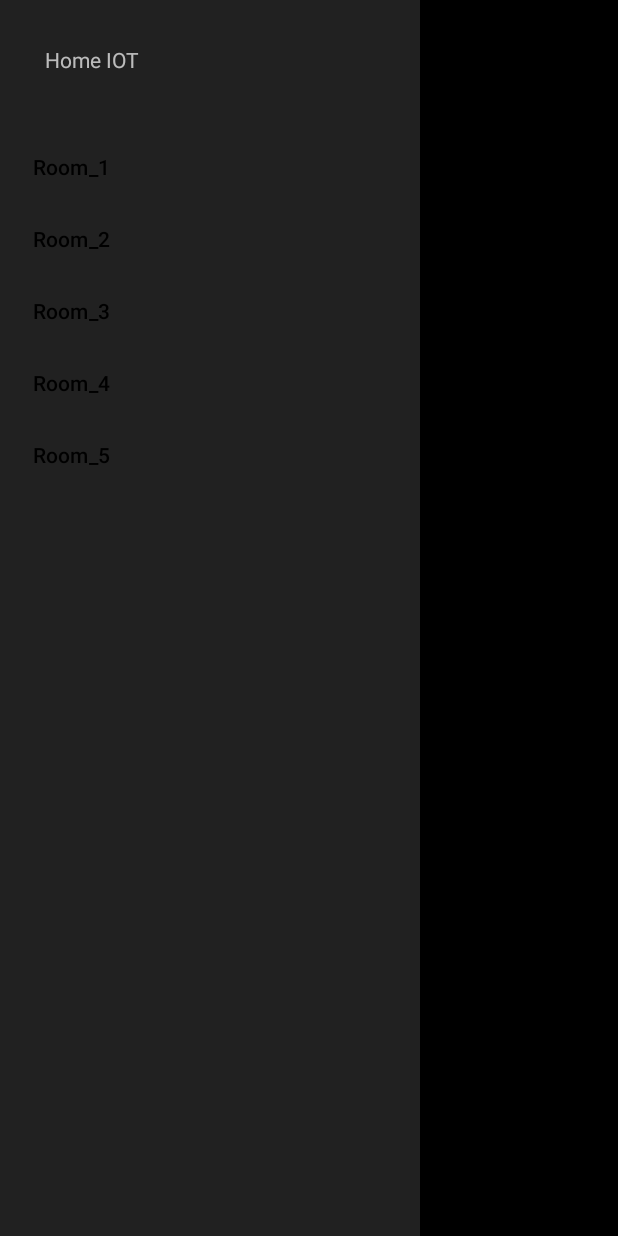
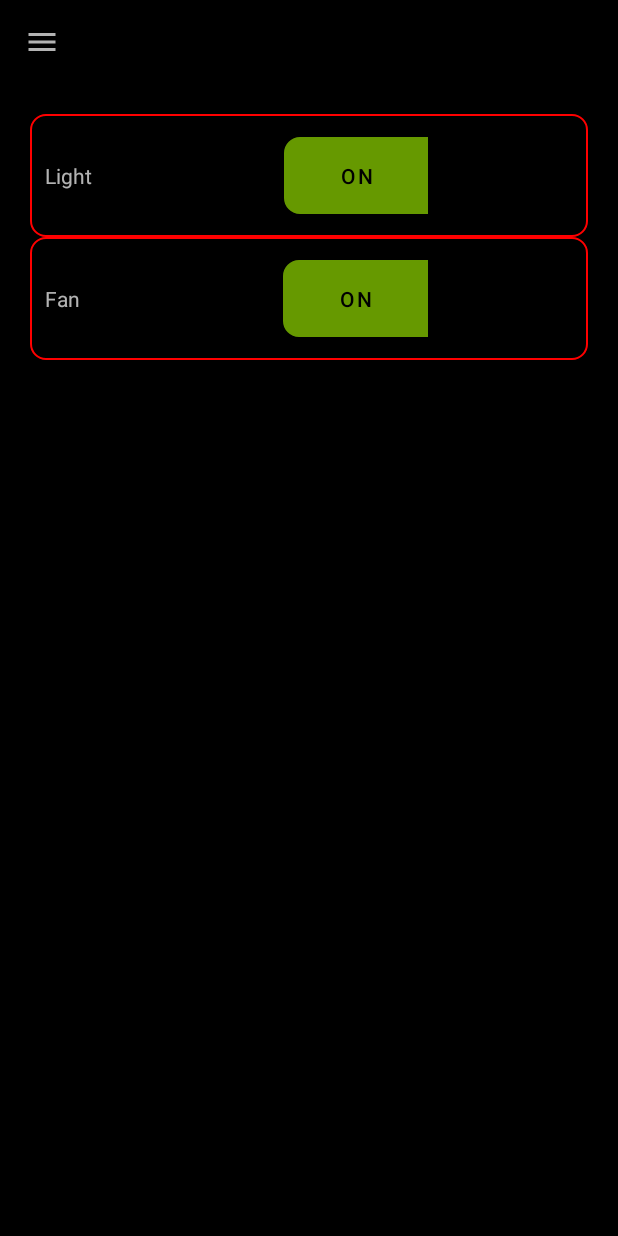
Before and after one commit to VenkateshRoshan/RPI-APP, an Android app: the screen it shows after launch (MainActivity), in the side drawer, after a tap on "Room_4", on a phone screen of 412 x 824 dp. Run offline under Robolectric (Android 15) with nearby library versions, the phone set to English and light mode, and no system bars.

Commit message:
Main Activity_1.1

```diff
--- a/app/src/main/java/com/example/rpi/MainActivity.java
+++ b/app/src/main/java/com/example/rpi/MainActivity.java
@@ -1,16 +1,75 @@
 package com.example.rpi;
 
+import androidx.annotation.NonNull;
 import androidx.appcompat.app.AppCompatActivity;
 import androidx.appcompat.app.AppCompatDelegate;
+import androidx.appcompat.widget.Toolbar;
+import androidx.core.view.GravityCompat;
+import androidx.drawerlayout.widget.DrawerLayout;
+import androidx.fragment.app.Fragment;
+import androidx.fragment.app.FragmentManager;
 
 import android.os.Bundle;
+import android.view.MenuItem;
+import android.widget.FrameLayout;
 
-public class MainActivity extends AppCompatActivity {
+import com.example.rpi.Room_4.Room_4;
+import com.google.android.material.navigation.NavigationView;
+
+public class MainActivity extends AppCompatActivity implements NavigationView.OnNavigationItemSelectedListener {
+
+    public FrameLayout mFrameLayout;
+    public Room_4 m_room_4;
+    public Toolbar mToolbar;
+    private DrawerLayout mDrawer;
+    private NavigationView mNavView;
 
     @Override
     protected void onCreate(Bundle savedInstanceState) {
         super.onCreate(savedInstanceState);
         setContentView(R.layout.activity_main);
         AppCompatDelegate.setDefaultNightMode(AppCompatDelegate.MODE_NIGHT_YES);
+
+        mToolbar = findViewById(R.id.toolbar);
+        setSupportActionBar(mToolbar);
+
+        mDrawer = findViewById(R.id.drawer_layout);
+
+        mNavView = findViewById(R.id.navigation_view);
+
+        mFrameLayout = findViewById(R.id.container_Drawer);
+
+        mNavView.setNavigationItemSelectedListener(this);
+        m_room_4 = new Room_4();
+        loadFragment(m_room_4) ;
+
     }
+
+    @Override
+    public boolean onNavigationItemSelected(@NonNull MenuItem item) {
+
+        switch (item.getItemId()) {
+            case R.id.main_menu_Room_4 :
+                m_room_4 = new Room_4();
+                loadFragment(m_room_4) ;
+                mToolbar.setTitle("Home");
+                mNavView.setCheckedItem(R.id.main_menu_Room_4);
+                mDrawer.closeDrawer(GravityCompat.START);
+                return true;
+
+        }
+        return false;
+    }
+
+    private boolean loadFragment(Fragment fragment) {
+        if (fragment != null) {
+            FragmentManager fragmentManager = getSupportFragmentManager();
+            fragmentManager.beginTransaction()
+                    .replace(R.id.container_Drawer, fragment)
+                    .commit();
+            return true;
+        }
+        return false;
+    }
+
 }
--- a/app/src/main/java/com/example/rpi/Room_4/Room_4.java
+++ b/app/src/main/java/com/example/rpi/Room_4/Room_4.java
@@ -1,5 +1,22 @@
 package com.example.rpi.Room_4;
 
-public class Room_4 {
+import android.os.Bundle;
+import android.view.LayoutInflater;
+import android.view.View;
+import android.view.ViewGroup;
 
+import androidx.annotation.NonNull;
+import androidx.annotation.Nullable;
+import androidx.fragment.app.Fragment;
+
+import com.example.rpi.R;
+
+public class Room_4 extends Fragment {
+
+    @Nullable
+    @Override
+    public View onCreateView(@NonNull LayoutInflater inflater, @Nullable ViewGroup container, @Nullable Bundle savedInstanceState) {
+        View root = inflater.inflate(R.layout.room_4, container, false);
+        return root;
+    }
 }
--- a/app/src/main/res/menu/main_nav.xml
+++ b/app/src/main/res/menu/main_nav.xml
@@ -2,23 +2,23 @@
 <menu xmlns:android="http://schemas.android.com/apk/res/android">
     <group android:checkableBehavior="single">
         <item
-            android:id="@+id/Room_1"
+            android:id="@+id/main_menu_Room_1"
             android:title="Room_1"/>
 
         <item
-            android:id="@+id/Room_2"
+            android:id="@+id/main_menu_Room_2"
             android:title="Room_2"/>
 
         <item
-            android:id="@+id/Room_3"
+            android:id="@+id/main_menu_Room_3"
             android:title="Room_3"/>
 
         <item
-            android:id="@+id/Room_4"
+            android:id="@+id/main_menu_Room_4"
             android:title="Room_4"/>
 
         <item
-            android:id="@+id/Room_5"
+            android:id="@+id/main_menu_Room_5"
             android:title="Room_5"/>
     </group>
 </menu>
```
